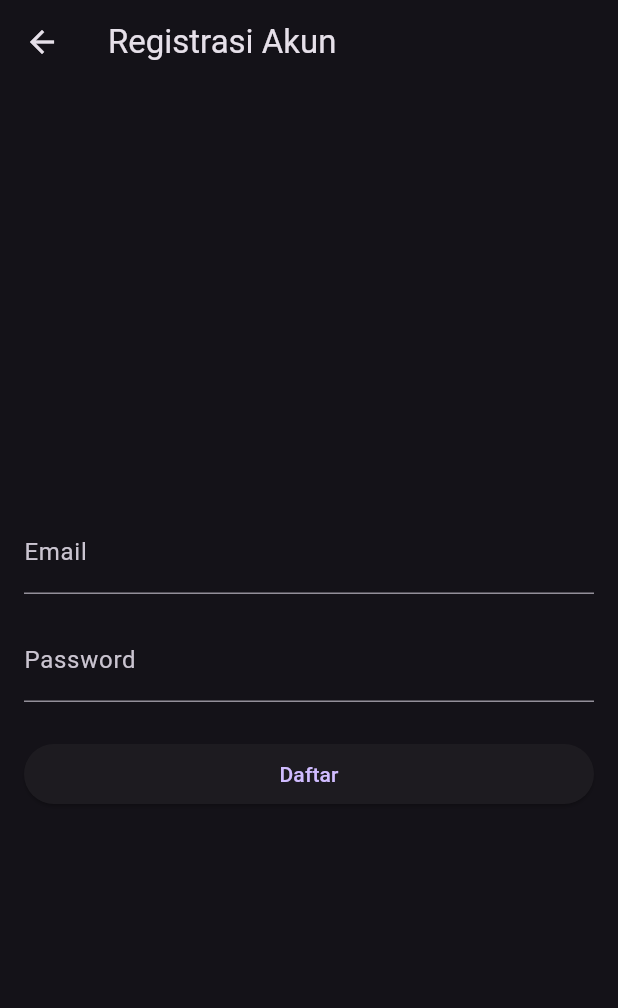
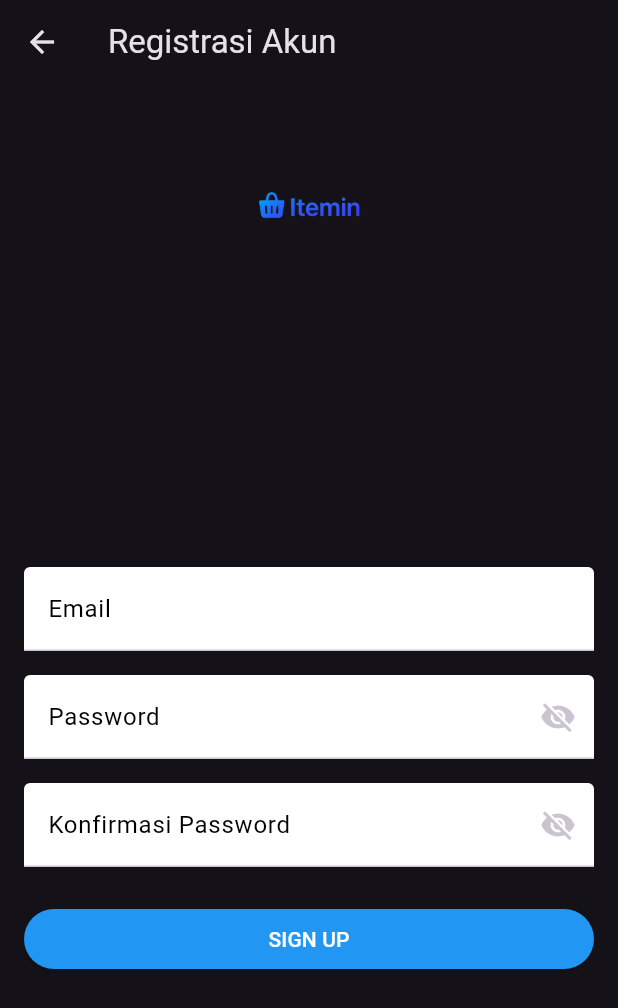
Before and after one commit to SandChik/Itemin-E-Commerce-Mobile-App, a Flutter app: the screen it shows after launch, after a tap on "Daftar", on a phone screen of 412 x 824 dp. Shown: the top 1008 px of the screen. Run offline on Flutter 3.47's test engine with Material 3 defaults, Android fonts, the phone set to English and light mode, and no system bars; network calls fail.

Commit message:
[feature] fitur login dan perbaikan ui registrasi

```diff
--- a/frontend/lib/main.dart
+++ b/frontend/lib/main.dart
@@ -1,6 +1,7 @@
 import 'package:flutter/material.dart';
 import 'package:frontend/screens/home_screen.dart'; // Impor layar home kita
 import 'package:frontend/screens/register_screen.dart'; // Impor layar register kita
+import 'package:frontend/screens/login_screen.dart'; // Impor layar login
 
 // Fungsi utama yang pertama kali dijalankan saat aplikasi Flutter dimulai
 void main() {
@@ -24,6 +25,7 @@ class MyApp extends StatelessWidget {
         // Daftar route (alamat layar) yang bisa diakses di aplikasi
         // '/register' akan membuka RegisterScreen
         '/register': (context) => const RegisterScreen(),
+        '/login': (context) => const LoginScreen(),
       },
     );
   }
--- a/frontend/lib/screens/home_screen.dart
+++ b/frontend/lib/screens/home_screen.dart
@@ -33,6 +33,13 @@ class _HomeScreenState extends State<HomeScreen> {
               Navigator.pushNamed(context, '/register'); // Navigasi ke route '/register'
             },
             child: const Text('Daftar', style: TextStyle(color: Colors.white)),
+          ),
+          // Tambahkan tombol Login di AppBar
+          TextButton(
+            onPressed: () {
+              Navigator.pushNamed(context, '/login'); // Navigasi ke route '/login'
+            },
+            child: const Text('Login', style: TextStyle(color: Colors.white)),
           ),
         ],
       ),
--- a/frontend/lib/screens/register_screen.dart
+++ b/frontend/lib/screens/register_screen.dart
@@ -14,8 +14,11 @@ class _RegisterScreenState extends State<RegisterScreen> {
   final _formKey = GlobalKey<FormState>(); // Key untuk validasi form
   final TextEditingController _emailController = TextEditingController(); // Controller input email
   final TextEditingController _passwordController = TextEditingController(); // Controller input password
+  final TextEditingController _confirmPasswordController = TextEditingController(); // Controller input konfirmasi password
   bool _isLoading = false; // Status loading saat request berlangsung
   String? _errorMessage; // Pesan error jika registrasi gagal
+  bool _obscurePassword = true; // Status untuk show/hide password
+  bool _obscureConfirmPassword = true; // Status untuk show/hide konfirmasi password
 
   // Fungsi untuk melakukan registrasi ke backend
   Future<void> _register() async {
@@ -39,6 +42,7 @@ class _RegisterScreenState extends State<RegisterScreen> {
           const SnackBar(content: Text('Registrasi berhasil!')),
         );
         Navigator.pushNamedAndRemoveUntil(context, '/products', (route) => false); // Pindah ke Home dan hapus semua route sebelumnya
+        return; // Hentikan eksekusi agar tidak lanjut ke blok finally
       } else {
         // Jika gagal, tampilkan pesan error dari backend
         final data = jsonDecode(response.body);
@@ -48,10 +52,12 @@ class _RegisterScreenState extends State<RegisterScreen> {
       }
     } catch (e) {
       // Jika gagal koneksi ke backend
+      if (!mounted) return;
       setState(() {
         _errorMessage = 'Terjadi kesalahan koneksi';
       });
     } finally {
+      if (!mounted) return;
       setState(() {
         _isLoading = false; // Sembunyikan loading
       });
@@ -61,8 +67,31 @@ class _RegisterScreenState extends State<RegisterScreen> {
   @override
   Widget build(BuildContext context) {
     return Scaffold(
+      // Hapus backgroundColor dari Scaffold, gunakan gradient di Container
       appBar: AppBar(title: const Text('Registrasi Akun')), // Judul AppBar
-      body: Padding(
+      body: Container(
+        width: double.infinity,
+        height: double.infinity,
+        decoration: const BoxDecoration(
+          gradient: LinearGradient(
+            begin: Alignment.topCenter,
+            end: Alignment.bottomCenter,
+            colors: [
+              Color.fromARGB(1, 54, 62, 81), // Biru muda
+              Color.fromARGB(1, 24, 28, 36), // Biru tua
+            ],
+          ),
+        ),
+        child: Column(
+          children: [
+            const SizedBox(height: 32),
+            Image.asset(
+              'assets/itemin logo.png', // Gambar logo Itemin
+              height: 100, // Tinggi gambar
+            ),
+            const SizedBox(height: 16),
+            Expanded(
+              child: Padding(
                 padding: const EdgeInsets.all(16.0), // Padding seluruh halaman
                 child: Form(
                   key: _formKey, // Key untuk validasi form
@@ -72,16 +101,62 @@ class _RegisterScreenState extends State<RegisterScreen> {
                       // Input email
                       TextFormField(
                         controller: _emailController,
-                decoration: const InputDecoration(labelText: 'Email'),
+                        style: const TextStyle(color: Colors.black), // Warna teks input
+                        decoration: const InputDecoration(
+                          labelText: 'Email',
+                          labelStyle: TextStyle(color: Colors.black), // Warna label
+                          filled: true,
+                          fillColor: Colors.white,
+                        ),
                         validator: (value) => value == null || value.isEmpty ? 'Email wajib diisi' : null,
                       ),
                       const SizedBox(height: 16),
                       // Input password
                       TextFormField(
                         controller: _passwordController,
-                decoration: const InputDecoration(labelText: 'Password'),
-                obscureText: true, // Sembunyikan karakter password
+                        style: const TextStyle(color: Colors.black), // Warna teks input
+                        decoration: InputDecoration(
+                          labelText: 'Password',
+                          labelStyle: const TextStyle(color: Colors.black), // Warna label
+                          filled: true,
+                          fillColor: Colors.white,
+                          suffixIcon: IconButton(
+                            icon: Icon(_obscurePassword ? Icons.visibility_off : Icons.visibility),
+                            onPressed: () {
+                              setState(() {
+                                _obscurePassword = !_obscurePassword;
+                              });
+                            },
+                          ),
+                        ),
+                        obscureText: _obscurePassword, // Sembunyikan karakter password
                         validator: (value) => value == null || value.isEmpty ? 'Password wajib diisi' : null,
+                      ),
+                      const SizedBox(height: 16),
+                      // Input konfirmasi password
+                      TextFormField(
+                        controller: _confirmPasswordController,
+                        style: const TextStyle(color: Colors.black), // Warna teks input
+                        decoration: InputDecoration(
+                          labelText: 'Konfirmasi Password',
+                          labelStyle: const TextStyle(color: Colors.black), // Warna label
+                          filled: true,
+                          fillColor: Colors.white,
+                          suffixIcon: IconButton(
+                            icon: Icon(_obscureConfirmPassword ? Icons.visibility_off : Icons.visibility),
+                            onPressed: () {
+                              setState(() {
+                                _obscureConfirmPassword = !_obscureConfirmPassword;
+                              });
+                            },
+                          ),
+                        ),
+                        obscureText: _obscureConfirmPassword,
+                        validator: (value) {
+                          if (value == null || value.isEmpty) return 'Konfirmasi password wajib diisi';
+                          if (value != _passwordController.text) return 'Password tidak sama';
+                          return null;
+                        },
                       ),
                       const SizedBox(height: 24),
                       // Tampilkan pesan error jika ada
@@ -91,6 +166,10 @@ class _RegisterScreenState extends State<RegisterScreen> {
                       SizedBox(
                         width: double.infinity,
                         child: ElevatedButton(
+                          style: ElevatedButton.styleFrom(
+                            backgroundColor: Colors.blue, // Warna biru untuk tombol
+                            foregroundColor: Colors.white, // Warna teks putih
+                          ),
                           onPressed: _isLoading
                               ? null // Disable tombol saat loading
                               : () {
@@ -100,13 +179,17 @@ class _RegisterScreenState extends State<RegisterScreen> {
                                 },
                           child: _isLoading
                               ? const CircularProgressIndicator(color: Colors.white) // Loading spinner
-                      : const Text('Daftar'), // Teks tombol
+                              : const Text('SIGN UP'), // Teks tombol
                         ),
                       ),
                     ],
                   ),
                 ),
               ),
+            ),
+          ],
+        ),
+      ),
     );
   }
 }
--- a/frontend/pubspec.yaml
+++ b/frontend/pubspec.yaml
@@ -52,6 +52,8 @@ dev_dependencies:
 
 # The following section is specific to Flutter packages.
 flutter:
+  assets:
+    - assets/itemin logo.png
 
   # The following line ensures that the Material Icons font is
   # included with your application, so that you can use the icons in
```
Also changed, not shown: frontend/lib/screens/login_screen.dart (added, +109 -0 lines), frontend/assets/itemin logo.png (added), 2 other files. Lines whose indentation alone changed are shown as unchanged.
